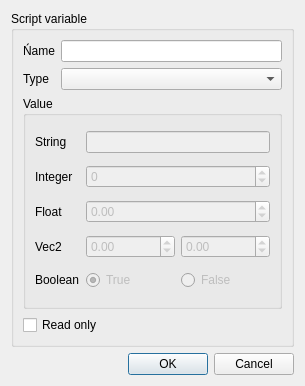
Qt form editor/gui/dlgscriptvar.ui (ensisoft/detonator) before a commit.
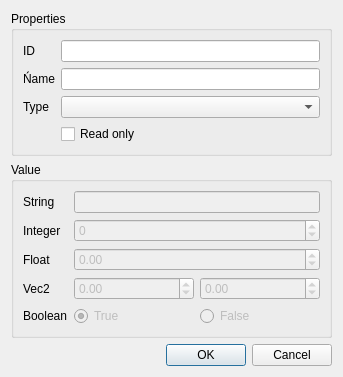
The same form after that commit.

Commit message:
Add entity instance script variable value setting
Add entity instance script variable value setting. Each SceneNodeClass
object can now contain a list of values that are used to set the
script variable values for the corresponding entity instance when
spawning the entity based on the scene class.

```diff
--- a/editor/gui/dlgscriptvar.ui
+++ b/editor/gui/dlgscriptvar.ui
@@ -6,8 +6,8 @@
    <rect>
     <x>0</x>
     <y>0</y>
-    <width>305</width>
-    <height>386</height>
+    <width>343</width>
+    <height>360</height>
    </rect>
   </property>
   <property name="windowTitle">
@@ -15,43 +15,63 @@
   </property>
   <layout class="QVBoxLayout" name="verticalLayout_2">
    <item>
-    <widget class="QGroupBox" name="groupBox">
+    <widget class="QGroupBox" name="props">
      <property name="title">
-      <string>Script variable</string>
+      <string>Properties</string>
      </property>
-     <layout class="QVBoxLayout" name="verticalLayout">
-      <item>
        <layout class="QGridLayout" name="gridLayout_2">
+      <item row="2" column="0">
+       <widget class="QLabel" name="label_2">
+        <property name="text">
+         <string>Type</string>
+        </property>
+       </widget>
+      </item>
         <item row="0" column="0">
+       <widget class="QLabel" name="label_8">
+        <property name="text">
+         <string>ID</string>
+        </property>
+       </widget>
+      </item>
+      <item row="1" column="1">
+       <widget class="QLineEdit" name="varName"/>
+      </item>
+      <item row="1" column="0">
          <widget class="QLabel" name="label">
           <property name="text">
            <string>Ńame</string>
           </property>
          </widget>
         </item>
+      <item row="0" column="1">
+       <widget class="QLineEdit" name="varID">
+        <property name="readOnly">
+         <bool>true</bool>
+        </property>
+       </widget>
+      </item>
         <item row="2" column="1">
          <widget class="QComboBox" name="varType"/>
         </item>
-        <item row="0" column="1">
-         <widget class="QLineEdit" name="varName"/>
-        </item>
-        <item row="2" column="0">
-         <widget class="QLabel" name="label_2">
+      <item row="3" column="1">
+       <widget class="QCheckBox" name="chkReadOnly">
           <property name="text">
-           <string>Type</string>
+         <string>Read only</string>
           </property>
          </widget>
         </item>
        </layout>
+    </widget>
       </item>
       <item>
-       <widget class="QGroupBox" name="groupBox_2">
+    <widget class="QGroupBox" name="value">
         <property name="title">
          <string>Value</string>
         </property>
         <layout class="QGridLayout" name="gridLayout">
          <item row="4" column="0">
-          <widget class="QLabel" name="label_7">
+       <widget class="QLabel" name="lblVec2">
            <property name="text">
             <string>Vec2</string>
            </property>
@@ -85,28 +105,28 @@
           </layout>
          </item>
          <item row="5" column="0">
-          <widget class="QLabel" name="label_6">
+       <widget class="QLabel" name="lblBool">
            <property name="text">
             <string>Boolean</string>
            </property>
           </widget>
          </item>
          <item row="1" column="0">
-          <widget class="QLabel" name="label_3">
+       <widget class="QLabel" name="lblString">
            <property name="text">
             <string>String</string>
            </property>
           </widget>
          </item>
          <item row="2" column="0">
-          <widget class="QLabel" name="label_4">
+       <widget class="QLabel" name="lblInteger">
            <property name="text">
             <string>Integer</string>
            </property>
           </widget>
          </item>
          <item row="3" column="0">
-          <widget class="QLabel" name="label_5">
+       <widget class="QLabel" name="lblFloat">
            <property name="text">
             <string>Float</string>
            </property>
@@ -194,16 +214,6 @@
        </widget>
       </item>
       <item>
-       <widget class="QCheckBox" name="chkReadOnly">
-        <property name="text">
-         <string>Read only</string>
-        </property>
-       </widget>
-      </item>
-     </layout>
-    </widget>
-   </item>
-   <item>
     <layout class="QHBoxLayout" name="horizontalLayout">
      <item>
       <spacer name="horizontalSpacer">
```
Left out of the diff: 3 changed lines with no effect on the pictures. Lines whose indentation alone changed are shown as unchanged. The commit also changes 19 other files.
